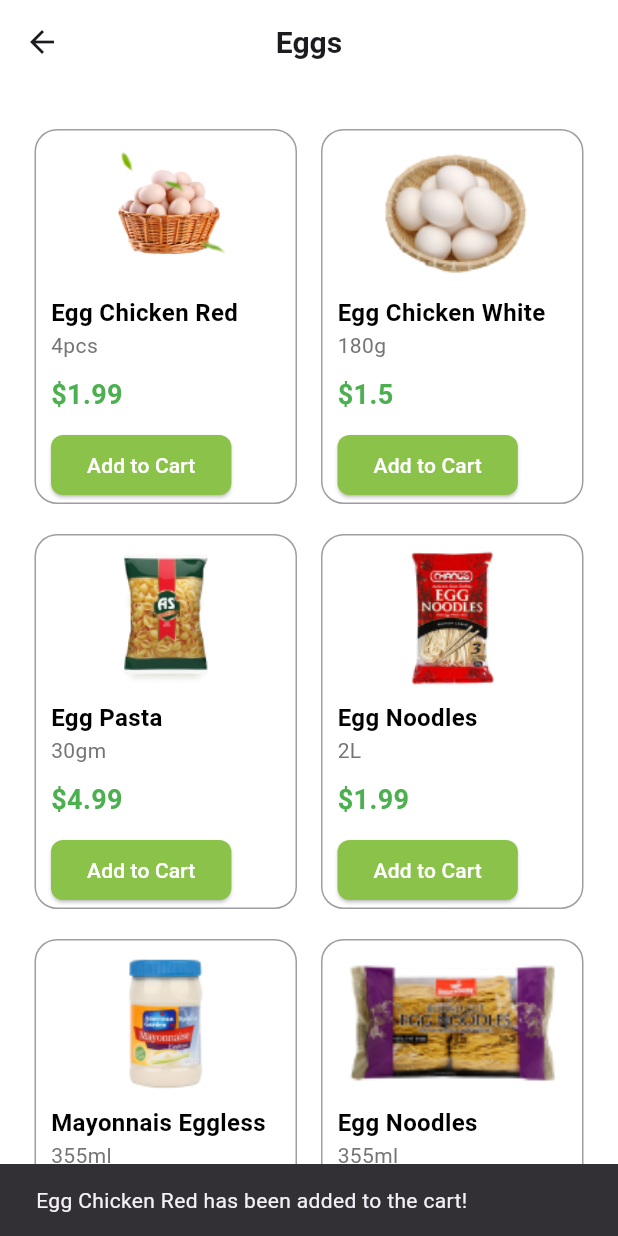
After one commit to MisbahHaq/Mega-Mart, a Flutter app: the EggPage screen opened directly, after a tap on "Add to Cart", on a phone screen of 412 x 824 dp. The commit adds this screen. Run offline on Flutter 3.47's test engine with Material 3 defaults, Android fonts, the phone set to English and light mode, and no system bars.

Commit message:
Cart Page Updated

```diff
--- a/lib/Constants/bottombar.dart
+++ b/lib/Constants/bottombar.dart
@@ -1,4 +1,5 @@
 import 'package:flutter/material.dart';
+import 'package:megamart/Pages/cartPage.dart';
 import 'package:megamart/Pages/explorePage.dart';
 import 'package:megamart/Pages/homePage.dart';
 
@@ -15,6 +16,7 @@ class _BottomBarState extends State<BottomBar> {
   final List<Widget> _pages = [
     HomePage(),
     ExplorePage(),
+    CartPage(),
   ];
 
   void _onItemTapped(int index) {
--- a/lib/Constants/product_card.dart
+++ b/lib/Constants/product_card.dart
@@ -1,4 +1,105 @@
+// import 'package:flutter/material.dart';
+
+// class ProductCard extends StatelessWidget {
+//   final String productName;
+//   final String productImage;
+//   final double productPrice;
+//   final String productDescription;
+//   final String productWeight;
+
+//   ProductCard({
+//     super.key,
+//     required this.productName,
+//     required this.productImage,
+//     required this.productPrice,
+//     required this.productDescription,
+//     required this.productWeight,
+//   });
+
+//   @override
+//   Widget build(BuildContext context) {
+//     return Container(
+//       decoration: BoxDecoration(
+//         color: Colors.white,
+//         borderRadius: BorderRadius.circular(15),
+//         border: Border.all(color: Colors.grey),
+//         boxShadow: [],
+//       ),
+//       width: 175,
+//       height: 250,
+//       child: Column(
+//         crossAxisAlignment: CrossAxisAlignment.start,
+//         children: [
+//           Padding(
+//             padding: const EdgeInsets.all(10),
+//             child: Image.asset(
+//               productImage,
+//               fit: BoxFit.contain,
+//               height: 90,
+//               width: double.infinity,
+//             ),
+//           ),
+//           Padding(
+//             padding: const EdgeInsets.only(left: 10),
+//             child: Text(
+//               productName,
+//               style: TextStyle(
+//                 fontSize: 16,
+//                 fontWeight: FontWeight.bold,
+//                 color: Colors.black,
+//               ),
+//             ),
+//           ),
+//           Padding(
+//             padding: const EdgeInsets.only(left: 10),
+//             child: Text(
+//               productWeight,
+//               style: TextStyle(
+//                 fontSize: 14,
+//                 color: Colors.grey[600],
+//               ),
+//             ),
+//           ),
+//           SizedBox(height: 10),
+//           Padding(
+//             padding: const EdgeInsets.only(left: 10),
+//             child: Text(
+//               '${productPrice}'.toString(),
+//               style: TextStyle(
+//                 fontSize: 18,
+//                 fontWeight: FontWeight.bold,
+//                 color: Colors.green,
+//               ),
+//             ),
+//           ),
+//           SizedBox(height: 10),
+//           Padding(
+//             padding: const EdgeInsets.symmetric(horizontal: 10),
+//             child: ElevatedButton(
+//               style: ElevatedButton.styleFrom(
+//                 backgroundColor: Colors.lightGreen,
+//                 shape: RoundedRectangleBorder(
+//                   borderRadius: BorderRadius.circular(8),
+//                 ),
+//               ),
+//               onPressed: () {},
+//               child: Text(
+//                 "Add to Cart",
+//                 style: TextStyle(
+//                   color: Colors.white,
+//                   fontSize: 14,
+//                 ),
+//               ),
+//             ),
+//           ),
+//         ],
+//       ),
+//     );
+//   }
+// }
+
 import 'package:flutter/material.dart';
+import 'package:megamart/Pages/cartPage.dart';
 
 class ProductCard extends StatelessWidget {
   final String productName;
@@ -64,7 +165,7 @@ class ProductCard extends StatelessWidget {
           Padding(
             padding: const EdgeInsets.only(left: 10),
             child: Text(
-              '${productPrice}'.toString(),
+              '\$${productPrice.toString()}',
               style: TextStyle(
                 fontSize: 18,
                 fontWeight: FontWeight.bold,
@@ -82,7 +183,23 @@ class ProductCard extends StatelessWidget {
                   borderRadius: BorderRadius.circular(8),
                 ),
               ),
-              onPressed: () {},
+              onPressed: () {
+                // Add product to the cart
+                Cart.items.add(Product(
+                  productName: productName,
+                  productImage: productImage,
+                  productPrice: productPrice,
+                  productDescription: productDescription,
+                  productWeight: productWeight,
+                ));
+
+                // Show a snackbar message
+                ScaffoldMessenger.of(context).showSnackBar(
+                  SnackBar(
+                    content: Text('$productName has been added to the cart!'),
+                  ),
+                );
+              },
               child: Text(
                 "Add to Cart",
                 style: TextStyle(
--- /dev/null
+++ b/lib/Pages/eggPage.dart
@@ -0,0 +1,207 @@
+import 'package:flutter/material.dart';
+import 'package:megamart/Constants/product_card.dart';
+import 'package:megamart/Constants/product_detail.dart';
+
+class EggPage extends StatefulWidget {
+  const EggPage({super.key});
+
+  @override
+  State<EggPage> createState() => _EggPageState();
+}
+
+class _EggPageState extends State<EggPage> {
+  @override
+  Widget build(BuildContext context) {
+    return Scaffold(
+      backgroundColor: Colors.white,
+      appBar: AppBar(
+        backgroundColor: Colors.white,
+        centerTitle: true,
+        title: Text(
+          "Eggs",
+          style: TextStyle(fontWeight: FontWeight.w700, fontSize: 20),
+        ),
+      ),
+      body: Container(
+        child: SingleChildScrollView(
+          scrollDirection: Axis.vertical,
+          child: Column(
+            children: [
+              SizedBox(
+                height: 30,
+              ),
+              Padding(
+                padding: const EdgeInsets.only(left: 23, right: 23),
+                child: Row(
+                  mainAxisAlignment: MainAxisAlignment.spaceBetween,
+                  children: [
+                    GestureDetector(
+                      onTap: () {
+                        Navigator.push(
+                          context,
+                          MaterialPageRoute(
+                            builder: (context) => DetailPage(
+                              productName: "Egg Chicken Red",
+                              productImage: "assets/images/egg.png",
+                              productPrice: 1.99,
+                              productDescription: "Egg is cool",
+                              productWeight: "4pcs",
+                            ),
+                          ),
+                        );
+                      },
+                      child: ProductCard(
+                        productName: "Egg Chicken Red",
+                        productImage: "assets/images/egg.png",
+                        productPrice: 1.99,
+                        productDescription: "Egg is cool",
+                        productWeight: "4pcs",
+                      ),
+                    ),
+                    GestureDetector(
+                      onTap: () {
+                        Navigator.push(
+                          context,
+                          MaterialPageRoute(
+                            builder: (context) => DetailPage(
+                              productName: "Egg Chicken White",
+                              productImage: "assets/images/egg2.png",
+                              productPrice: 1.50,
+                              productDescription: "Egg is cool",
+                              productWeight: "180g",
+                            ),
+                          ),
+                        );
+                      },
+                      child: ProductCard(
+                        productName: "Egg Chicken White",
+                        productImage: "assets/images/egg2.png",
+                        productPrice: 1.50,
+                        productDescription: "Egg is cool",
+                        productWeight: "180g",
+                      ),
+                    ),
+                  ],
+                ),
+              ),
+              SizedBox(
+                height: 20,
+              ),
+              Padding(
+                padding: const EdgeInsets.only(left: 23, right: 23),
+                child: Row(
+                  mainAxisAlignment: MainAxisAlignment.spaceBetween,
+                  children: [
+                    GestureDetector(
+                      onTap: () {
+                        Navigator.push(
+                          context,
+                          MaterialPageRoute(
+                            builder: (context) => DetailPage(
+                              productName: "Egg Pasta",
+                              productImage: "assets/images/eggpasta.png",
+                              productPrice: 4.99,
+                              productDescription: "Egg is cool",
+                              productWeight: "30gm",
+                            ),
+                          ),
+                        );
+                      },
+                      child: ProductCard(
+                        productName: "Egg Pasta",
+                        productImage: "assets/images/eggpasta.png",
+                        productPrice: 4.99,
+                        productDescription: "Egg is cool",
+                        productWeight: "30gm",
+                      ),
+                    ),
+                    GestureDetector(
+                      onTap: () {
+                        Navigator.push(
+                          context,
+                          MaterialPageRoute(
+                            builder: (context) => DetailPage(
+                              productName: "Egg Noodles",
+                              productImage: "assets/images/wgg3.png",
+                              productPrice: 1.99,
+                              productDescription: "Egg is cool",
+                              productWeight: "2L",
+                            ),
+                          ),
+                        );
+                      },
+                      child: ProductCard(
+                        productName: "Egg Noodles",
+                        productImage: "assets/images/wgg3.png",
+                        productPrice: 1.99,
+                        productDescription: "Egg is cool",
+                        productWeight: "2L",
+                      ),
+                    ),
+                  ],
+                ),
+              ),
+              SizedBox(
+                height: 20,
+              ),
+              Padding(
+                padding: const EdgeInsets.only(left: 23, right: 23),
+                child: Row(
+                  mainAxisAlignment: MainAxisAlignment.spaceBetween,
+                  children: [
+                    GestureDetector(
+                      onTap: () {
+                        Navigator.push(
+                          context,
+                          MaterialPageRoute(
+                            builder: (context) => DetailPage(
+                              productName: "Mayonnais Eggless",
+                              productImage: "assets/images/egg4.png",
+                              productPrice: 1.99,
+                              productDescription: "Egg is cool",
+                              productWeight: "355ml",
+                            ),
+                          ),
+                        );
+                      },
+                      child: ProductCard(
+                        productName: "Mayonnais Eggless",
+                        productImage: "assets/images/egg4.png",
+                        productPrice: 1.99,
+                        productDescription: "Egg is cool",
+                        productWeight: "355ml",
+                      ),
+                    ),
+                    GestureDetector(
+                      onTap: () {
+                        Navigator.push(
+                          context,
+                          MaterialPageRoute(
+                            builder: (context) => DetailPage(
+                              productName: "Egg Noodles",
+                              productImage: "assets/images/egg5.png",
+                              productPrice: 1.99,
+                              productDescription: "Egg is cool",
+                              productWeight: "355ml",
+                            ),
+                          ),
+                        );
+                      },
+                      child: ProductCard(
+                        productName: "Egg Noodles",
+                        productImage: "assets/images/egg5.png",
+                        productPrice: 1.99,
+                        productDescription: "Egg is cool",
+                        productWeight: "355ml",
+                      ),
+                    ),
+                  ],
+                ),
+              ),
+            ],
+          ),
+        ),
+      ),
+    );
+  }
+}
--- a/lib/main.dart
+++ b/lib/main.dart
@@ -2,6 +2,8 @@ import 'package:flutter/material.dart';
 import 'package:megamart/Constants/bottombar.dart';
 import 'package:megamart/Constants/product_detail.dart';
 import 'package:megamart/Pages/beveragesPage.dart';
+import 'package:megamart/Pages/cartPage.dart';
+import 'package:megamart/Pages/eggPage.dart';
 import 'package:megamart/Pages/explorePage.dart';
 import 'package:megamart/Pages/homePage.dart';
 
```
Also changed, not shown: lib/Constants/product_detail.dart (+27 -13 lines), lib/Pages/cartPage.dart (added, +187 -0 lines), lib/Pages/explorePage.dart (+11 -4 lines), assets/images/57974f1aad9e0ec045f5bfc22ef5a6ab.png (deleted), assets/images/egg.png (added), assets/images/egg2.png (added), assets/images/egg4.png (added), assets/images/egg5.png (added), assets/images/wgg3.png (added).
